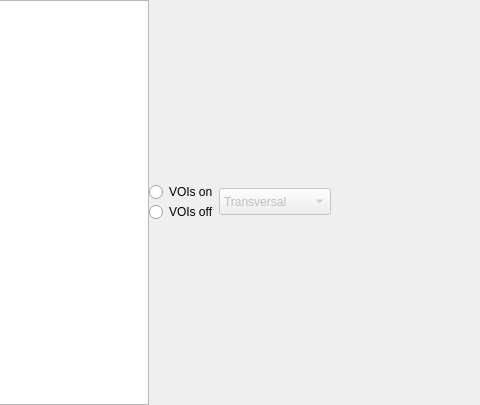
pytrip/pytripgui, file pytripgui/view/viewcanvas.ui: the form before one commit; both pictures show x 107 to 587 and y 0 to 405 of the 861 by 405 pixel window.
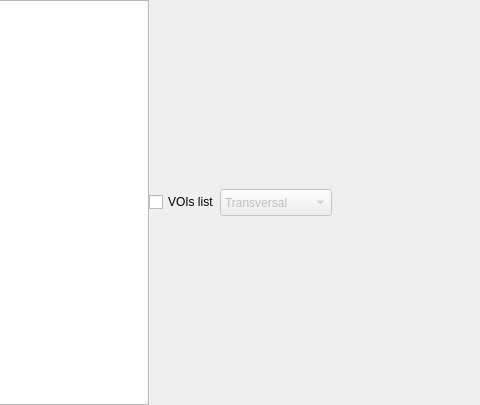
The form after the commit.

Diff of the .ui file:
```diff
--- a/pytripgui/view/viewcanvas.ui
+++ b/pytripgui/view/viewcanvas.ui
@@ -45,19 +45,9 @@
        <item>
         <layout class="QVBoxLayout" name="verticalLayout_2">
          <item>
-          <widget class="QRadioButton" name="radioButton">
+          <widget class="QCheckBox" name="voiList_checkBox">
            <property name="text">
-            <string>VOIs on</string>
-           </property>
-          </widget>
-         </item>
-         <item>
-          <widget class="QRadioButton" name="radioButton_2">
-           <property name="text">
-            <string>VOIs off</string>
-           </property>
-           <property name="checked">
-            <bool>true</bool>
+            <string>VOIs list</string>
            </property>
           </widget>
          </item>
```
Left out of the diff: 35 changed lines with no effect on the pictures.
